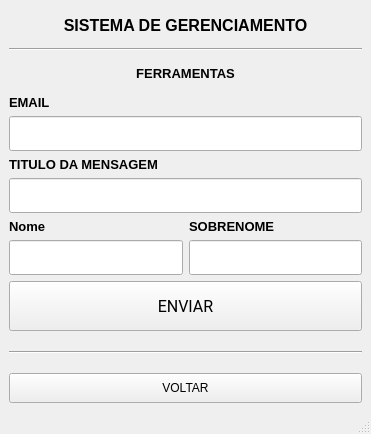
clowdcap/app-pyqt5, file app/pyqt5-templates/email.ui: the form before one commit.
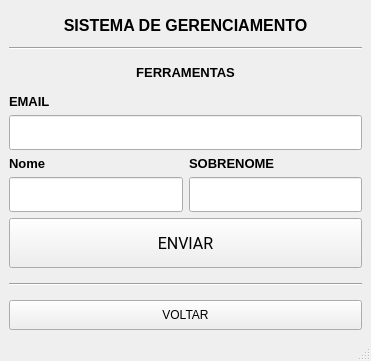
The form after the commit.

What changed in the file:
```diff
--- a/app/pyqt5-templates/email.ui
+++ b/app/pyqt5-templates/email.ui
@@ -7,7 +7,7 @@
     <x>0</x>
     <y>0</y>
     <width>371</width>
-    <height>434</height>
+    <height>361</height>
    </rect>
   </property>
   <property name="windowTitle">
@@ -41,30 +41,6 @@
         </property>
        </widget>
       </item>
-      <item>
-       <widget class="QLabel" name="label_3">
-        <property name="font">
-         <font>
-          <pointsize>10</pointsize>
-          <weight>75</weight>
-          <bold>true</bold>
-         </font>
-        </property>
-        <property name="text">
-         <string>TITULO DA MENSAGEM</string>
-        </property>
-       </widget>
-      </item>
-      <item>
-       <widget class="QLineEdit" name="input_titulo">
-        <property name="minimumSize">
-         <size>
-          <width>0</width>
-          <height>35</height>
-         </size>
-        </property>
-       </widget>
-      </item>
      </layout>
     </item>
     <item row="0" column="0">
@@ -123,7 +99,7 @@
         <property name="minimumSize">
          <size>
           <width>0</width>
-          <height>30</height>
+          <height>20</height>
          </size>
         </property>
         <property name="orientation">
```
